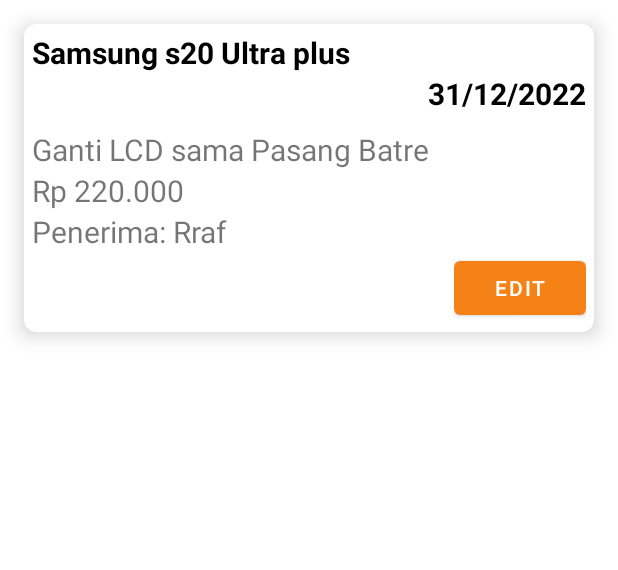
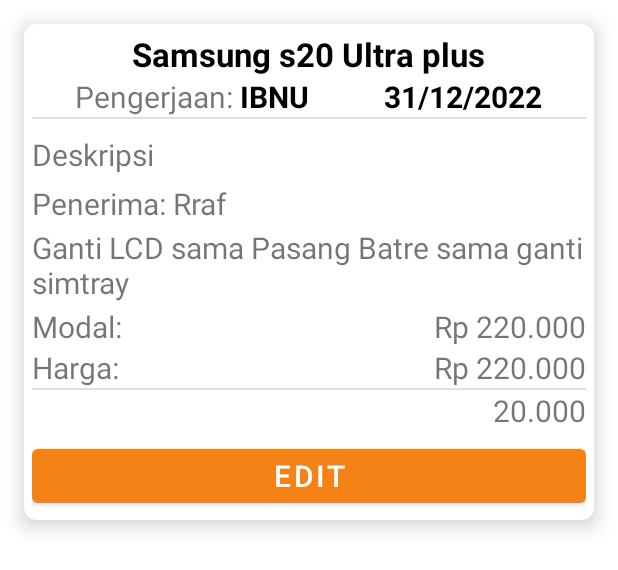
Before and after one commit to mbieeh5/gloryApps, an Android app: the layout item_list_layout.xml on its own in the app's theme, with its tools: preview values and no code run, on a phone screen of 412 x 824 dp. Shown: the top 570 px of the screen. Run offline under Robolectric (Android 15) with nearby library versions, the phone set to English and light mode, and no system bars.

Commit message:
update 5.5.18

```diff
--- a/app/build.gradle
+++ b/app/build.gradle
@@ -12,7 +12,7 @@
         minSdk 25
         targetSdk 33
         versionCode 5
-        versionName "5.5.17"
+        versionName "5.5.18"
 
         testInstrumentationRunner "androidx.test.runner.AndroidJUnitRunner"
     }
--- a/app/src/main/java/com/rraf/gloryservices/activity/AddActivity.java
+++ b/app/src/main/java/com/rraf/gloryservices/activity/AddActivity.java
@@ -5,6 +5,7 @@
 
 import android.app.DatePickerDialog;
 import android.os.Bundle;
+import android.view.MotionEvent;
 import android.view.View;
 import android.widget.AdapterView;
 import android.widget.ArrayAdapter;
--- a/app/src/main/res/layout/activity_add.xml
+++ b/app/src/main/res/layout/activity_add.xml
@@ -57,13 +57,15 @@
         android:layout_marginTop="5dp"
         android:layout_marginEnd="0dp"
         android:ems="10"
+        android:clickable="true"
         android:hint="@string/h_date"
         android:inputType="date"
         android:minHeight="48dp"
         app:layout_constraintEnd_toEndOf="parent"
         app:layout_constraintStart_toStartOf="parent"
         app:layout_constraintTop_toBottomOf="@+id/tv_date"
-        android:autofillHints="" />
+        android:autofillHints=""
+        android:focusable="true" />
 
     <TextView
         android:id="@+id/tv_hp"
--- a/app/src/main/res/layout/item_list_layout.xml
+++ b/app/src/main/res/layout/item_list_layout.xml
@@ -20,8 +20,8 @@
         <LinearLayout
         android:layout_width="wrap_content"
         android:layout_height="wrap_content"
-        android:orientation="horizontal"
-            >
+        android:orientation="vertical"
+        android:layout_gravity="center_horizontal">
 
         <TextView
             android:id="@+id/d_hp"
@@ -30,52 +30,58 @@
             android:textStyle="bold"
             android:textColor="@color/black"
             android:text="Samsung s20 Ultra plus"
-            android:textSize="20sp"
+            android:textSize="22sp"
         />
-        </LinearLayout>
+            </LinearLayout>
+            <LinearLayout
+                android:layout_width="wrap_content"
+                android:layout_height="wrap_content"
+                android:orientation="horizontal"
+                android:layout_gravity="center_horizontal"
+                >
+                <TextView
+                    android:id="@+id/tv_kerjaan"
+                    android:layout_width="wrap_content"
+                    android:layout_height="wrap_content"
+                    android:text="Pengerjaan: "
+                    android:textSize="20sp"
+                    />
+            <TextView
+                android:id="@+id/d_kerjaan"
+                android:layout_width="wrap_content"
+                android:layout_height="wrap_content"
+                android:textStyle="bold"
+                android:textColor="@color/black"
+                android:text="IBNU"
+                android:textSize="20sp"
+                />
 
         <TextView
             android:id="@+id/d_tgl"
             android:layout_width="wrap_content"
             android:layout_height="wrap_content"
             android:textStyle="bold"
-            android:layout_gravity="end"
+            android:layout_marginStart="50dp"
+            android:layout_gravity="start"
             android:textColor="@color/black"
             android:text="31/12/2022"
             android:textSize="20sp"
             />
-
+        </LinearLayout>
+        <com.google.android.material.divider.MaterialDivider
+            android:layout_width="wrap_content"
+            android:layout_height="wrap_content"/>
+        <TextView
+            android:layout_width="wrap_content"
+            android:layout_height="wrap_content"
+            android:layout_marginTop="10dp"
+            android:text="Deskripsi"
+            android:textSize="20dp"/>
 
         <LinearLayout
             android:layout_width="wrap_content"
             android:layout_height="wrap_content"
-            android:layout_marginTop="10dp"
-            android:orientation="horizontal">
-
-            <TextView
-                android:id="@+id/d_rsk"
-                android:layout_width="wrap_content"
-                android:layout_height="wrap_content"
-                android:text="Ganti LCD sama Pasang Batre"
-                android:textSize="20sp"
-                />
-        </LinearLayout>
-
-    <LinearLayout
-        android:layout_width="wrap_content"
-        android:layout_height="wrap_content"
-        android:orientation="horizontal">
-            <TextView
-                android:id="@+id/d_hrg"
-                android:layout_width="wrap_content"
-                android:layout_height="wrap_content"
-                android:text="Rp 220.000"
-                android:textSize="20sp"
-                />
-    </LinearLayout>
-        <LinearLayout
-            android:layout_width="wrap_content"
-            android:layout_height="wrap_content"
+            android:layout_marginTop="5dp"
             android:orientation="horizontal">
             <TextView
                 android:id="@+id/tv_penerima"
@@ -92,16 +98,115 @@
                 android:textSize="20sp"
                 />
         </LinearLayout>
-
         <LinearLayout
             android:layout_width="wrap_content"
             android:layout_height="wrap_content"
-            android:orientation="horizontal"
+            android:layout_marginTop="2dp"
+            android:orientation="horizontal">
+
+            <TextView
+                android:id="@+id/d_rsk"
+                android:layout_width="wrap_content"
+                android:layout_height="wrap_content"
+                android:text="Ganti LCD sama Pasang Batre sama ganti simtray"
+                android:textSize="20sp"
+                />
+        </LinearLayout>
+
+        <androidx.constraintlayout.widget.ConstraintLayout
+            android:id="@+id/cl1"
+            android:layout_width="fill_parent"
+            android:layout_height="wrap_content"
+            android:layout_marginTop="2dp"
+            android:orientation="horizontal">
+            <TextView
+                android:id="@+id/tv_mdl"
+                android:layout_width="wrap_content"
+                android:layout_height="wrap_content"
+                app:layout_constraintTop_toTopOf="parent"
+                app:layout_constraintStart_toStartOf="parent"
+                android:text="Modal: "
+                android:textSize="20sp"
+                />
+            <TextView
+                android:id="@+id/tv_Rp_mdl"
+                android:layout_width="wrap_content"
+                android:layout_height="wrap_content"
+                app:layout_constraintTop_toTopOf="parent"
+                app:layout_constraintEnd_toStartOf="@id/d_mdl"
+                android:text="Rp "
+                android:textSize="20sp"
+                />
+            <TextView
+                android:id="@+id/d_mdl"
+                android:layout_width="wrap_content"
+                android:layout_height="wrap_content"
+                app:layout_constraintTop_toTopOf="parent"
+                app:layout_constraintEnd_toEndOf="parent"
+                android:text="220.000"
+                android:textSize="20sp"
+                />
+        </androidx.constraintlayout.widget.ConstraintLayout>
+
+    <androidx.constraintlayout.widget.ConstraintLayout
+        android:id="@+id/cl2"
+        android:layout_width="fill_parent"
+        android:layout_height="wrap_content"
+        android:orientation="horizontal">
+        <TextView
+            android:id="@+id/tv_hrg"
+            android:layout_width="wrap_content"
+            android:layout_height="wrap_content"
+            app:layout_constraintStart_toStartOf="parent"
+            app:layout_constraintTop_toTopOf="parent"
+            android:text="Harga: "
+            android:textSize="20sp"
+            />
+        <TextView
+            android:id="@+id/tv_Rp_hrg"
+            android:layout_width="wrap_content"
+            android:layout_height="wrap_content"
+            app:layout_constraintTop_toTopOf="parent"
+            app:layout_constraintEnd_toStartOf="@id/d_hrg"
+            android:text="Rp "
+            android:textSize="20sp"
+            />
+        <TextView
+                android:id="@+id/d_hrg"
+                android:layout_width="wrap_content"
+            app:layout_constraintEnd_toEndOf="parent"
+            app:layout_constraintTop_toTopOf="parent"
+                android:layout_height="wrap_content"
+                android:text="220.000"
+                android:textSize="20sp"
+                />
+    </androidx.constraintlayout.widget.ConstraintLayout>
+        <com.google.android.material.divider.MaterialDivider
+            android:layout_width="wrap_content"
+            android:layout_height="wrap_content"/>
+        <LinearLayout
+            android:layout_width="wrap_content"
+            android:layout_height="wrap_content"
             android:layout_gravity="end">
+
+            <TextView
+                android:id="@+id/total"
+                android:layout_width="wrap_content"
+                android:layout_height="wrap_content"
+                android:text="20.000"
+                android:textSize="20dp"
+                />
+        </LinearLayout>
+        <LinearLayout
+            android:layout_width="fill_parent"
+            android:layout_height="wrap_content"
+            android:layout_marginTop="6dp"
+            android:orientation="horizontal">
         <Button
             android:id="@+id/editBtn"
             android:enabled="true"
-            android:layout_width="wrap_content"
+            android:textSize="20dp"
+            android:layout_width="fill_parent"
             android:layout_height="wrap_content"
             android:text="Edit"
             />
--- a/app/src/main/res/values/strings.xml
+++ b/app/src/main/res/values/strings.xml
@@ -28,11 +28,13 @@
     <string name="t_hrg">Harga</string>
     <string name="t_penerima">Penerima</string>
     <string name="t_Status">STATUS</string>
+    <string name="t_Kerjaan">Pengerjaan</string>
     <string name="h_penerima">Masukan Nama Penerima</string>
     <string name="h_date">Masukan Tanggal</string>
     <string name="h_hp">Masukan Type HP</string>
     <string name="h_rsk">Masukan Jenis Kerusakan</string>
     <string name="h_hrg">Masukan Harga</string>
+    <string name="h_mdl">Masukan Harga Modal</string>
     <string name="b_input">Input</string>
     <string name="h_terima">Masukan Nama Penerima</string>
     <string name="b_history">History</string>
```
Also changed, not shown: app/src/main/java/com/rraf/gloryservices/adaptor/AdapterDataService.java (+35 -7 lines), app/src/main/java/com/rraf/gloryservices/adaptor/OutputClass.java (+10 -2 lines), app/src/main/res/layout/edit_list_layout.xml (+31 -1 lines).
